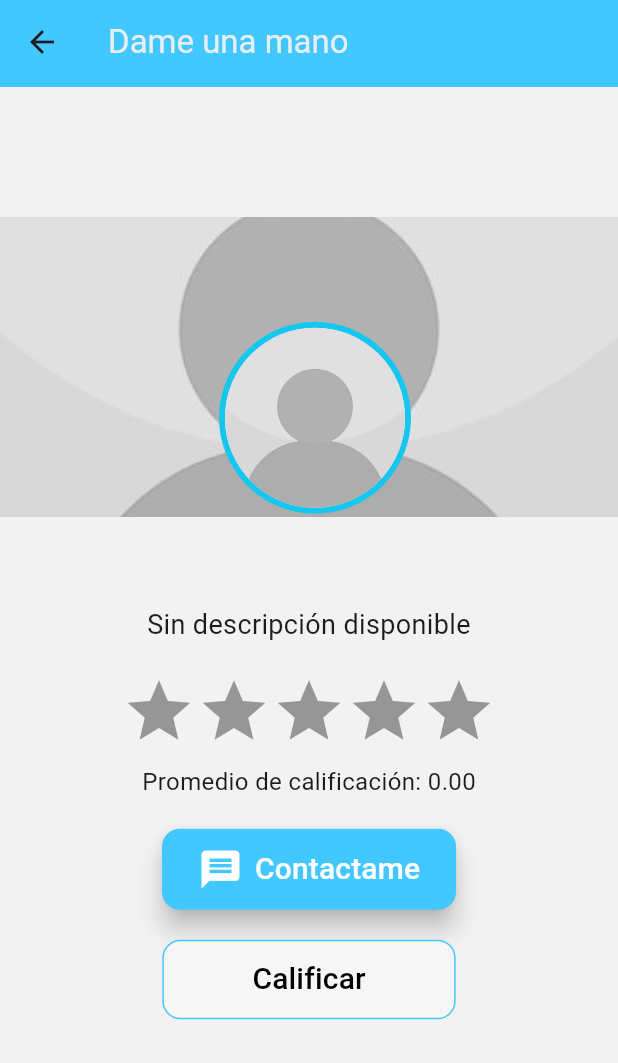
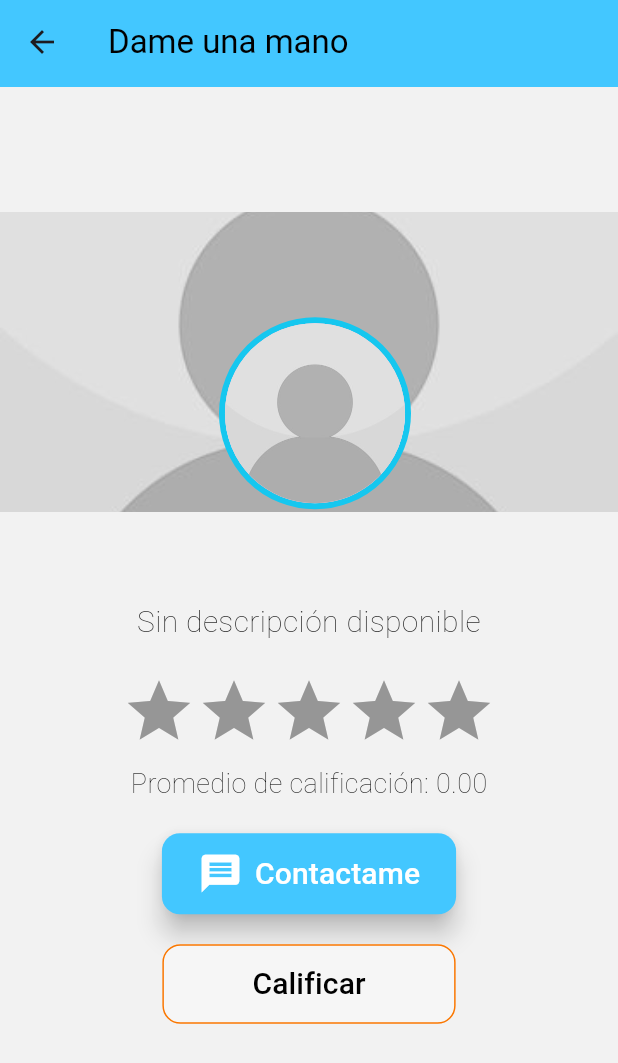
Before and after one commit to esteban-silvera/Dame-Una-Mano, a Flutter app: the WorkerProfileScreen screen opened directly with empty values, on a phone screen of 412 x 824 dp. Shown: the top 1063 px of the screen. Run offline on Flutter 3.47's test engine with Material 3 defaults, Android fonts, the light colour scheme and no system bars; drawn by our look-alikes of flutter_rating_bar; our stand-ins replace animated_text_kit, cloud_firestore, firebase_auth, firebase_core, firebase_storage, geocoding and 3 more; accounts and stored records are empty; network calls fail.

Commit message:
changes tipography

```diff
--- a/lib/features/home_page/screens/home_screen1.dart
+++ b/lib/features/home_page/screens/home_screen1.dart
@@ -47,7 +47,11 @@ class _HomeScreenState extends State<HomeScreen> {
       appBar: AppBar(
         backgroundColor: const Color(0xff43c7ff).withOpacity(0.9),
         title: const Text(
-          "Dame una mano",
+          "Dame una mano",style: TextStyle(
+              fontSize: 22,
+              fontWeight: FontWeight.w400,
+              color: Color.fromARGB(255, 0, 0, 0),
+            ),
           textAlign: TextAlign.center,
         ),
         bottom: PreferredSize(
--- a/lib/features/perfil/screens/wokers_profile.dart
+++ b/lib/features/perfil/screens/wokers_profile.dart
@@ -43,7 +43,11 @@ class _WorkerProfileScreenState extends State<WorkerProfileScreen> {
         backgroundColor: const Color(0xff43c7ff),
         title: const Text(
           "Dame una mano",
-          style: TextStyle(color: Color(0xf1f1f1f1)),
+          style: TextStyle(
+            fontSize: 22,
+            fontWeight: FontWeight.w400,
+            color: Color.fromARGB(255, 0, 0, 0),
+          ),
         ),
         bottom: PreferredSize(
           preferredSize: Size.fromHeight(2.0),
@@ -181,15 +185,22 @@ class _WorkerProfileScreenState extends State<WorkerProfileScreen> {
                                     },
                                     child: const Text(
                                       'Ver más',
-                                      style:
-                                          TextStyle(color: Color(0xffFA7701)),
+                                      style: TextStyle(
+                                        color: Color(0xffFA7701),
+                                        fontSize: 20,
+                                        fontWeight: FontWeight.w200,
+                                      ),
                                     ),
                                   ),
                               ],
                             )
                       : const Text(
                           'Sin descripción disponible',
-                          style: TextStyle(fontSize: 18),
+                          style: TextStyle(
+                            fontSize: 20,
+                            fontWeight: FontWeight.w200,
+                            color: Color.fromARGB(255, 0, 0, 0),
+                          ),
                           textAlign: TextAlign.center,
                         ),
                 ],
@@ -236,7 +247,11 @@ class _WorkerProfileScreenState extends State<WorkerProfileScreen> {
                   const SizedBox(height: 10),
                   Text(
                     'Promedio de calificación: ${averageRating.toStringAsFixed(2)}',
-                    style: const TextStyle(fontSize: 16),
+                    style: const TextStyle(
+                      fontSize: 18,
+                      fontWeight: FontWeight.w200,
+                      color: Color.fromARGB(255, 0, 0, 0),
+                    ),
                   ),
                   const SizedBox(height: 20),
                   ElevatedButton.icon(
@@ -333,7 +348,7 @@ class _WorkerProfileScreenState extends State<WorkerProfileScreen> {
                                         borderRadius: BorderRadius.circular(10),
                                         boxShadow: [
                                           BoxShadow(
-                                            color: Colors.grey.withOpacity(0.2),
+                                            color: Colors.grey.withOpacity(0.1),
                                             spreadRadius: 0.1,
                                             blurRadius: 10,
                                             offset: const Offset(0, 1),
@@ -425,7 +440,7 @@ class _WorkerProfileScreenState extends State<WorkerProfileScreen> {
                         borderRadius:
                             BorderRadius.circular(12), // Radio del borde
                         side: const BorderSide(
-                          color: Color(0xFF43c7ff),
+                          color: Color(0xFFFA7701),
                           width: 1, // Grosor del borde
                         ),
                       ),
```
Also changed, not shown: lib/features/authentication/widgets/formulario.dart (+9 -3 lines), lib/features/home_page/screens/barrios_screen.dart (+9 -3 lines), lib/features/home_page/screens/home_screen3.dart (+9 -3 lines), lib/features/perfil/screens/perfil_userscreen.dart (+11 -2 lines).
